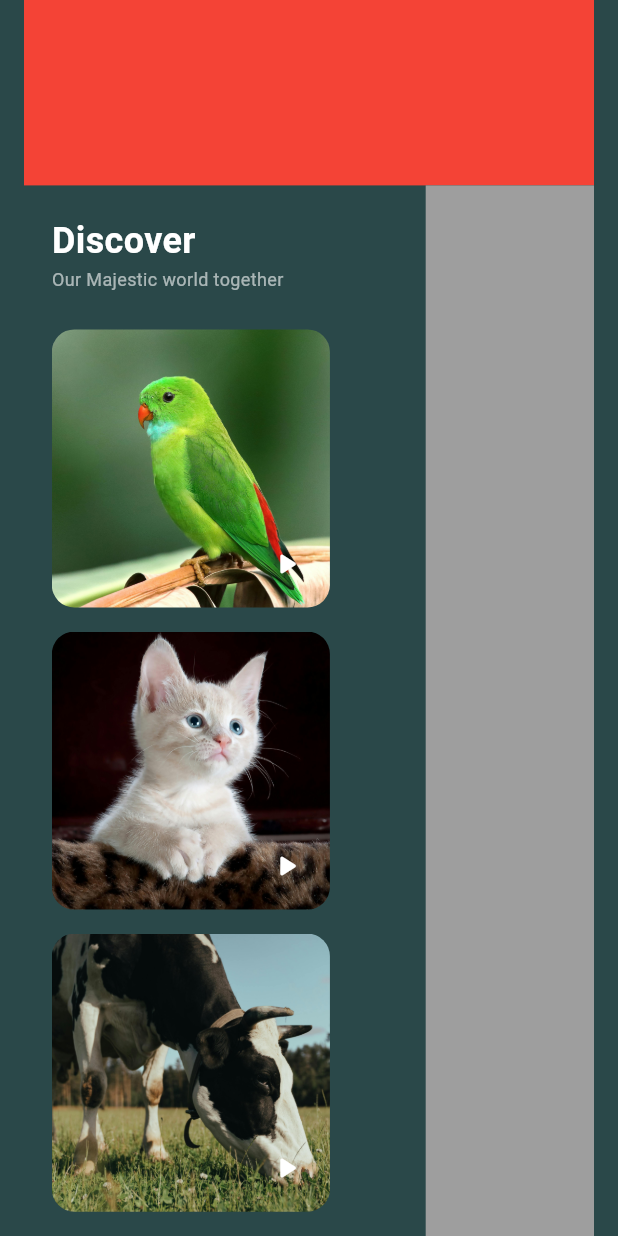
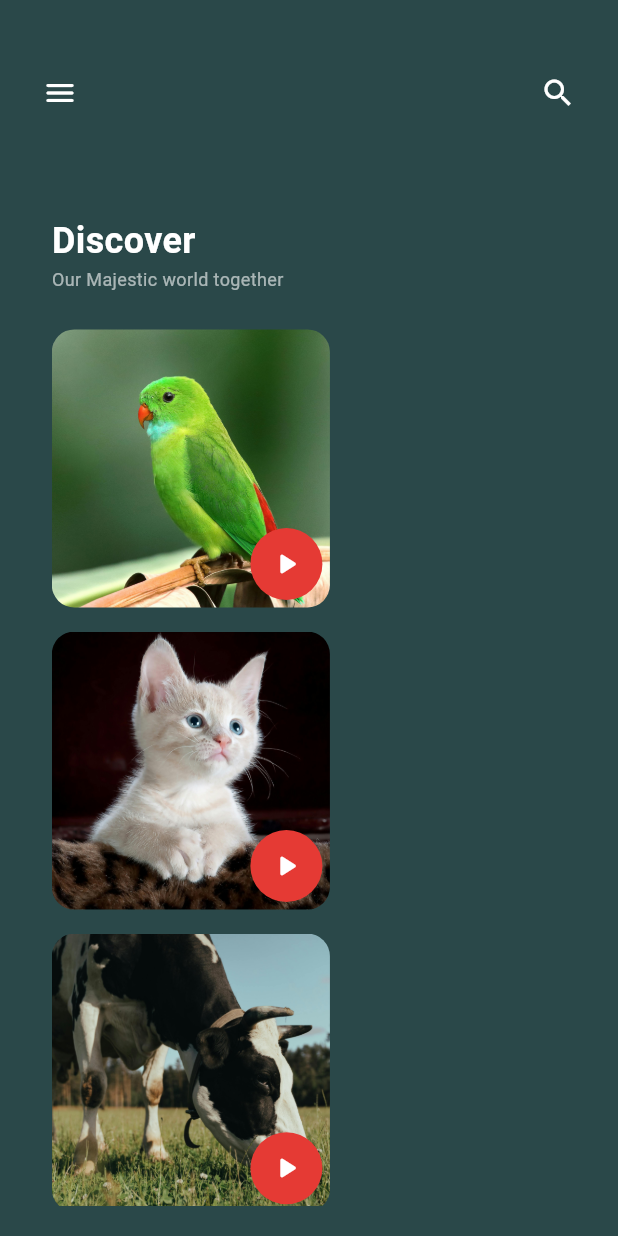
Before and after one commit to carlangasgg/DL_F_Prueba1, a Flutter app: the screen it shows after launch, after a tap on the "play arrow" icon, on a phone screen of 412 x 824 dp. Run offline on Flutter 3.47's test engine with Material 3 defaults, Android fonts, the phone set to English and light mode, and no system bars; our stand-ins replace just_audio.

Commit message:
adding play button and few changes

```diff
--- a/lib/animales/animal_body.dart
+++ b/lib/animales/animal_body.dart
@@ -1,5 +1,3 @@
-import 'dart:developer';
-
 import 'package:just_audio/just_audio.dart';
 import 'package:flutter/material.dart';
 
@@ -71,24 +69,22 @@ class _AnimalBodyState extends State<AnimalBody> {
                 Positioned(
                   bottom: 5,
                   right: 5,
+                  child: Container(
+                    decoration: const BoxDecoration(
+                      shape: BoxShape.circle,
+                      color: Color(0xFFE53A34),
+                    ),
                     child: IconButton(
                       onPressed: () async {
-                      try {
-                        // Stop any currently playing audio
                         await player.stop();
 
-                        // Set the new audio and play it
-                        //await player.setAsset(mp3Animals[index]);
                         await player.setAsset(mp3Animals[index]);
                         await player.play();
-                      } catch (e) {
-                        // Handle errors gracefully
-                        log("Error playing audio: $e");
-                      }
                       },
                       icon: const Icon(
                         Icons.play_arrow_rounded,
                         color: Colors.white,
+                      ),
                     ),
                   ),
                 ),
--- a/lib/animales/animal_information.dart
+++ b/lib/animales/animal_information.dart
@@ -8,6 +8,7 @@ class AnimalInformation extends StatelessWidget {
   Widget build(BuildContext context) {
     Size size = MediaQuery.of(context).size;
     double animalWidth = size.width * .45;
+    double bodyBottom = size.height * .05;
 
     return Row(
       children: [
@@ -19,7 +20,7 @@ class AnimalInformation extends StatelessWidget {
               right: animalWidth * .1,
               bottom: 20,
             ),
-            child: animalHeader(),
+            child: animalHeader(bodyBottom),
           ),
         ),
       ],
@@ -27,11 +28,11 @@ class AnimalInformation extends StatelessWidget {
   }
 }
 
-Widget animalHeader() {
-  return const Column(
+Widget animalHeader(double bodyBottom) {
+  return Column(
     crossAxisAlignment: CrossAxisAlignment.start,
     children: [
-      Text(
+      const Text(
         "Discover",
         textAlign: TextAlign.left,
         style: TextStyle(
@@ -40,7 +41,7 @@ Widget animalHeader() {
           fontSize: 24,
         ),
       ),
-      Text(
+      const Text(
         "Our Majestic world together",
         textAlign: TextAlign.left,
         style: TextStyle(
@@ -49,9 +50,12 @@ Widget animalHeader() {
           fontSize: 12,
         ),
       ),
-      Expanded(
+      const Expanded(
         child: AnimalBody(),
       ),
+      SizedBox(
+        height: bodyBottom,
+      )
     ],
   );
 }
--- a/lib/animales/header.dart
+++ b/lib/animales/header.dart
@@ -10,9 +10,27 @@ class Header extends StatelessWidget {
 
     return Align(
       alignment: Alignment.topCenter,
-      child: Container(
+      child: SizedBox(
         height: headerHeight,
-        color: Colors.red,
+        child: Row(
+          mainAxisAlignment: MainAxisAlignment.spaceBetween,
+          children: [
+            IconButton(
+              onPressed: () {},
+              icon: const Icon(
+                Icons.menu_rounded,
+                color: Colors.white,
+              ),
+            ),
+            IconButton(
+              onPressed: () {},
+              icon: const Icon(
+                Icons.search,
+                color: Colors.white,
+              ),
+            ),
+          ],
+        ),
       ),
     );
   }
--- a/lib/animales/side_bar.dart
+++ b/lib/animales/side_bar.dart
@@ -13,10 +13,9 @@ class SideBar extends StatelessWidget {
     return Positioned(
       top: size.height * .15,
       left: startAt,
-      child: Container(
+      child: SizedBox(
         height: bodyHeight,
         width: sidebarWidth,
-        color: Colors.grey,
       ),
     );
   }
```
Lines whose indentation alone changed are shown as unchanged.
